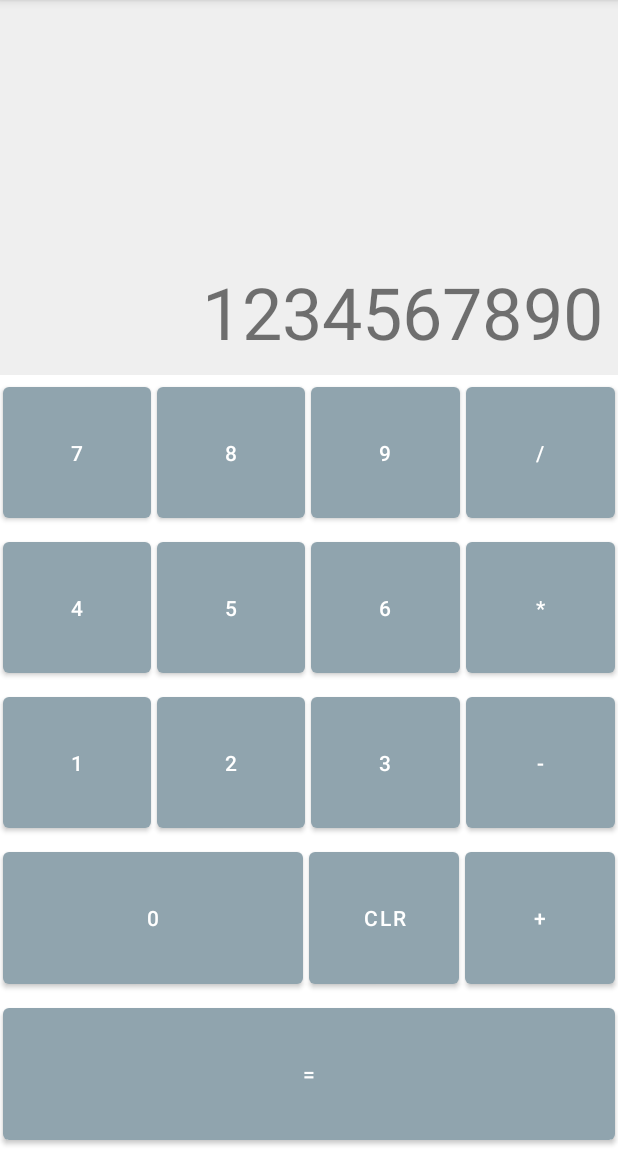
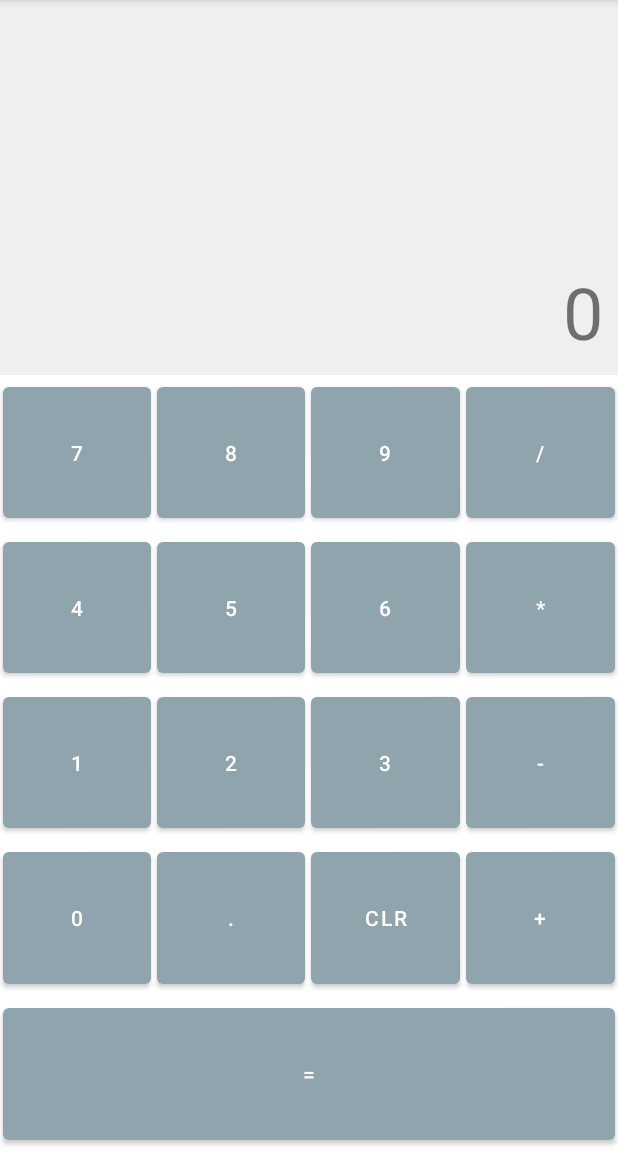
Before and after one commit to zitsieunhan1512/Calculator-App, an Android app: the screen it shows after launch (MainActivity), on a phone screen of 412 x 824 dp, the part 84-1236 px from its top. Run offline under Robolectric (Android 15) with nearby library versions, the phone set to English and light mode, and no system bars.

```diff
--- a/app/src/main/res/layout/activity_main.xml
+++ b/app/src/main/res/layout/activity_main.xml
@@ -53,7 +53,7 @@
             tools:ignore="UsingOnClickInXml" />
         <Button
             android:layout_margin="2dp"
-            android:onClick="onDigit"
+            android:onClick="onOperator"
             android:id="@+id/btnDivide"
             android:layout_width="0dp"
             android:layout_height="match_parent"
@@ -98,7 +98,7 @@
             tools:ignore="UsingOnClickInXml" />
         <Button
             android:layout_margin="2dp"
-            android:onClick="onDigit"
+            android:onClick="onOperator"
             android:id="@+id/btnMultiply"
             android:layout_width="0dp"
             android:layout_height="match_parent"
@@ -143,7 +143,7 @@
             tools:ignore="UsingOnClickInXml" />
         <Button
             android:layout_margin="2dp"
-            android:onClick="onDigit"
+            android:onClick="onOperator"
             android:id="@+id/btnSubtract"
             android:layout_width="0dp"
             android:layout_height="match_parent"
@@ -165,12 +165,21 @@
             android:id="@+id/btnZero"
             android:layout_width="0dp"
             android:layout_height="match_parent"
-            android:layout_weight="2"
+            android:layout_weight="1"
             android:text="@string/_0"
             tools:ignore="NestedWeights,UsingOnClickInXml" />
         <Button
             android:layout_margin="2dp"
-            android:onClick="onDigit"
+            android:onClick="onDecimalPoint"
+            android:id="@+id/btnDot"
+            android:layout_width="0dp"
+            android:layout_height="match_parent"
+            android:layout_weight="1"
+            android:text="@string/dot"
+            tools:ignore="UsingOnClickInXml" />
+        <Button
+            android:layout_margin="2dp"
+            android:onClick="onClear"
             android:id="@+id/btnCLR"
             android:layout_width="0dp"
             android:layout_height="match_parent"
@@ -179,7 +188,7 @@
             tools:ignore="UsingOnClickInXml" />
         <Button
             android:layout_margin="2dp"
-            android:onClick="onDigit"
+            android:onClick="onOperator"
             android:id="@+id/btnAdd"
             android:layout_width="0dp"
             android:layout_height="match_parent"
--- a/app/src/main/res/values/strings.xml
+++ b/app/src/main/res/values/strings.xml
@@ -1,6 +1,6 @@
 <resources>
     <string name="app_name">Calculator</string>
-    <string name="calc_text">1234567890</string>
+    <string name="calc_text">0</string>
     <string name="_7">7</string>
     <string name="_8">8</string>
     <string name="_9">9</string>
@@ -17,4 +17,5 @@
     <string name="clr">CLR</string>
     <string name="plus">+</string>
     <string name="equal">=</string>
+    <string name="dot">.</string>
 </resources>
```
Also changed, not shown: app/src/main/java/com/example/calculatorapp/MainActivity.kt (+97 -3 lines).
